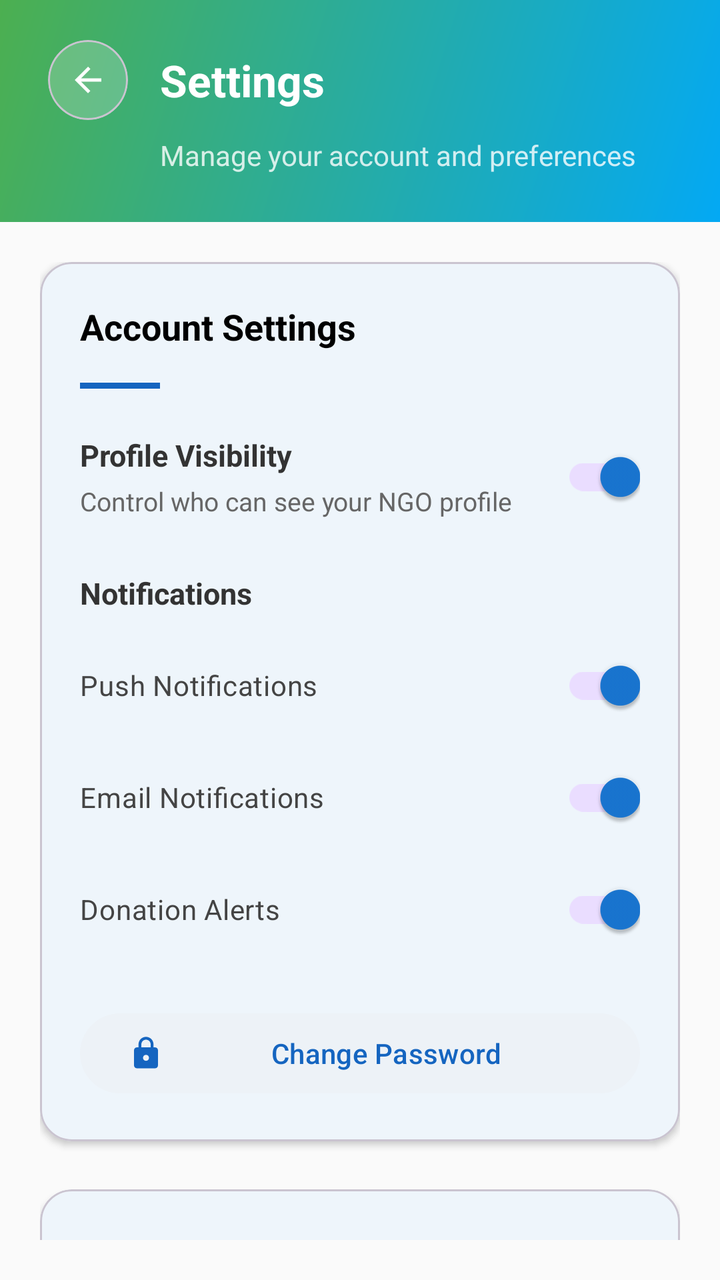
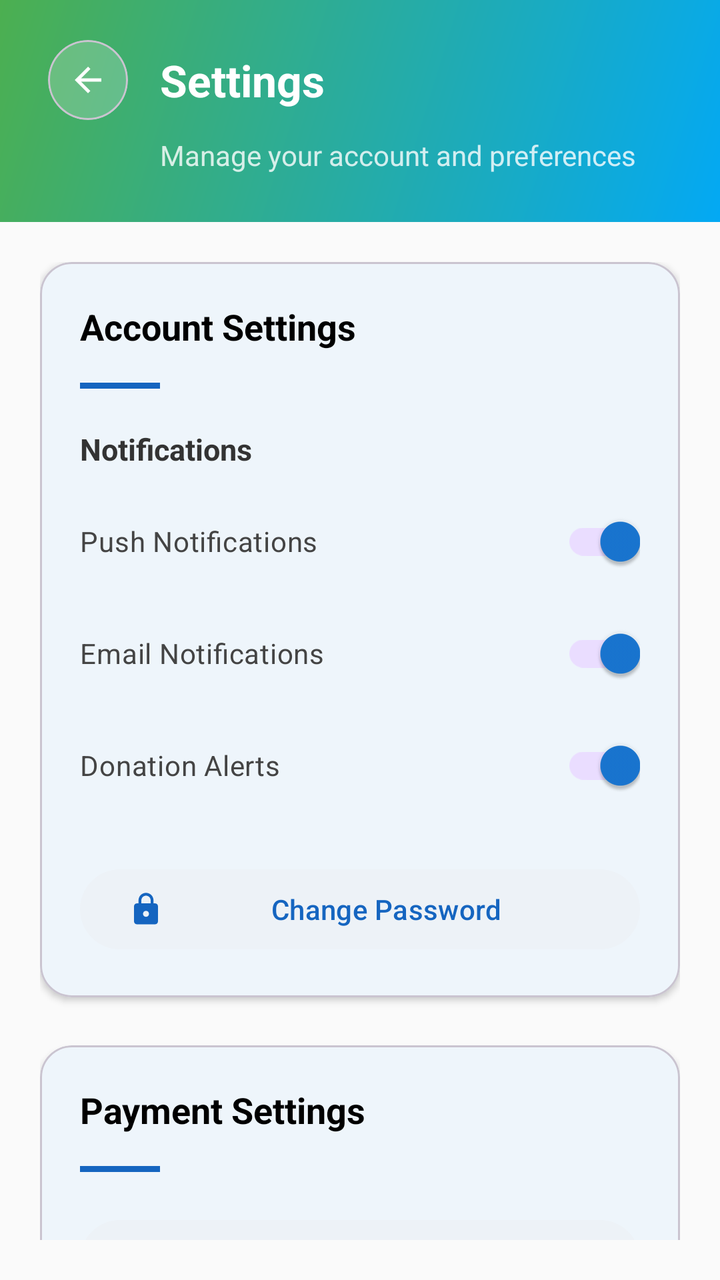

The first picture is an Android layout as it rendered before a commit; the second is the same layout after the commit. The layout source and the unified diff follow.
<!-- AndroidManifest.xml: application theme Theme.GiveEase -->
<!-- res/layout/fragment_ngo_settings.xml -->
<?xml version="1.0" encoding="utf-8"?>
<LinearLayout xmlns:android="http://schemas.android.com/apk/res/android"
    xmlns:app="http://schemas.android.com/apk/res-auto"
    android:layout_width="match_parent"
    android:layout_height="match_parent"
    android:orientation="vertical"
    android:background="@color/background">

    
    <LinearLayout
        android:layout_width="match_parent"
        android:layout_height="wrap_content"
        android:background="@drawable/home_header_gradient"
        android:orientation="vertical"
        android:paddingTop="20dp"
        android:paddingBottom="24dp"
        android:paddingHorizontal="24dp">

        <LinearLayout
            android:layout_width="match_parent"
            android:layout_height="wrap_content"
            android:orientation="horizontal"
            android:gravity="center_vertical"
            android:layout_marginBottom="8dp">

            <com.google.android.material.card.MaterialCardView
                android:id="@+id/btnBack"
                android:layout_width="40dp"
                android:layout_height="40dp"
                app:cardCornerRadius="20dp"
                app:cardElevation="0dp"
                app:cardBackgroundColor="#33FFFFFF"
                android:clickable="true"
                android:focusable="true">

                <ImageView
                    android:layout_width="20dp"
                    android:layout_height="20dp"
                    android:layout_gravity="center"
                    android:src="@drawable/ic_back"
                    app:tint="@android:color/white" />
            </com.google.android.material.card.MaterialCardView>

            <TextView
                android:layout_width="0dp"
                android:layout_height="wrap_content"
                android:layout_weight="1"
                android:text="Settings"
                android:textSize="22sp"
                android:textStyle="bold"
                android:textColor="@android:color/white"
                android:layout_marginStart="16dp"
                android:gravity="center_vertical" />
        </LinearLayout>

        <TextView
            android:layout_width="wrap_content"
            android:layout_height="wrap_content"
            android:text="Manage your account and preferences"
            android:textSize="14sp"
            android:textColor="@android:color/white"
            android:alpha="0.8"
            android:layout_marginStart="56dp" />
    </LinearLayout>

    
    <androidx.core.widget.NestedScrollView
        android:layout_width="match_parent"
        android:layout_height="0dp"
        android:layout_weight="1"
        android:fillViewport="true"
        android:padding="20dp">

        <LinearLayout
            android:layout_width="match_parent"
            android:layout_height="wrap_content"
            android:orientation="vertical">

            
            <com.google.android.material.card.MaterialCardView
                android:layout_width="match_parent"
                android:layout_height="wrap_content"
                app:cardCornerRadius="16dp"
                app:cardElevation="2dp"
                android:layout_marginBottom="24dp"
                app:cardBackgroundColor="@android:color/white">

                <LinearLayout
                    android:layout_width="match_parent"
                    android:layout_height="wrap_content"
                    android:orientation="vertical"
                    android:padding="20dp">

                    <TextView
                        android:layout_width="wrap_content"
                        android:layout_height="wrap_content"
                        android:text="Account Settings"
                        android:textSize="18sp"
                        android:textStyle="bold"
                        android:textColor="@android:color/black"
                        android:layout_marginBottom="16dp" />
                        
                    <View
                        android:layout_width="40dp"
                        android:layout_height="3dp"
                        android:layout_marginBottom="20dp"
                        android:background="#1565C0" />

                    
                    <LinearLayout
                        android:layout_width="match_parent"
                        android:layout_height="wrap_content"
                        android:orientation="horizontal"
                        android:gravity="center_vertical"
                        android:layout_marginBottom="24dp">

                        <LinearLayout
                            android:layout_width="0dp"
                            android:layout_height="wrap_content"
                            android:layout_weight="1"
                            android:orientation="vertical">

                            <TextView
                                android:layout_width="wrap_content"
                                android:layout_height="wrap_content"
                                android:text="Profile Visibility"
                                android:textSize="15sp"
                                android:textStyle="bold"
                                android:textColor="#333333"
                                android:layout_marginBottom="4dp" />

                            <TextView
                                android:layout_width="wrap_content"
                                android:layout_height="wrap_content"
                                android:text="Control who can see your NGO profile"
                                android:textSize="13sp"
                                android:textColor="#666666" />
                        </LinearLayout>

                        <com.google.android.material.switchmaterial.SwitchMaterial
                            android:id="@+id/switchProfileVisibility"
                            android:layout_width="wrap_content"
                            android:layout_height="wrap_content"
                            android:checked="true" />
                    </LinearLayout>

                    
                    <LinearLayout
                        android:layout_width="match_parent"
                        android:layout_height="wrap_content"
                        android:orientation="vertical"
                        android:layout_marginBottom="24dp">

                        <TextView
                            android:layout_width="wrap_content"
                            android:layout_height="wrap_content"
                            android:text="Notifications"
                            android:textSize="15sp"
                            android:textStyle="bold"
                            android:textColor="#333333"
                            android:layout_marginBottom="12dp" />

                        <com.google.android.material.switchmaterial.SwitchMaterial
                            android:id="@+id/switchPushNotifications"
                            android:layout_width="match_parent"
                            android:layout_height="wrap_content"
                            android:text="Push Notifications"
                            android:textColor="#444444"
                            android:textSize="14sp"
                            android:checked="true"
                            android:layout_marginBottom="8dp" />

                        <com.google.android.material.switchmaterial.SwitchMaterial
                            android:id="@+id/switchEmailNotifications"
                            android:layout_width="match_parent"
                            android:layout_height="wrap_content"
                            android:text="Email Notifications"
                            android:textColor="#444444"
                            android:textSize="14sp"
                            android:checked="true"
                            android:layout_marginBottom="8dp" />

                        <com.google.android.material.switchmaterial.SwitchMaterial
                            android:id="@+id/switchDonationAlerts"
                            android:layout_width="match_parent"
                            android:layout_height="wrap_content"
                            android:text="Donation Alerts"
                            android:textColor="#444444"
                            android:textSize="14sp"
                            android:checked="true" />
                    </LinearLayout>

                    
                    <com.google.android.material.button.MaterialButton
                        android:id="@+id/btnChangePassword"
                        style="@style/Widget.Material3.Button.TonalButton"
                        android:layout_width="match_parent"
                        android:layout_height="wrap_content"
                        android:text="Change Password"
                        android:textColor="#1565C0"
                        app:backgroundTint="#EDF2F7"
                        app:icon="@drawable/ic_lock"
                        app:iconTint="#1565C0" />
                </LinearLayout>
            </com.google.android.material.card.MaterialCardView>

            
            <com.google.android.material.card.MaterialCardView
                android:layout_width="match_parent"
                android:layout_height="wrap_content"
                app:cardCornerRadius="16dp"
                app:cardElevation="2dp"
                android:layout_marginBottom="24dp"
                app:cardBackgroundColor="@android:color/white">

                <LinearLayout
                    android:layout_width="match_parent"
                    android:layout_height="wrap_content"
                    android:orientation="vertical"
                    android:padding="20dp">

                    <TextView
                        android:layout_width="wrap_content"
                        android:layout_height="wrap_content"
                        android:text="Payment Settings"
                        android:textSize="18sp"
                        android:textStyle="bold"
                        android:textColor="@android:color/black"
                        android:layout_marginBottom="16dp" />
                        
                    <View
                        android:layout_width="40dp"
                        android:layout_height="3dp"
                        android:layout_marginBottom="20dp"
                        android:background="#1565C0" />

                    <com.google.android.material.button.MaterialButton
                        android:id="@+id/btnBankAccounts"
                        style="@style/Widget.Material3.Button.TonalButton"
                        android:layout_width="match_parent"
                        android:layout_height="wrap_content"
                        android:text="Manage Bank Accounts"
                        android:textColor="#1565C0"
                        app:backgroundTint="#EDF2F7"
                        app:icon="@drawable/ic_bank"
                        app:iconTint="#1565C0" />
                </LinearLayout>
            </com.google.android.material.card.MaterialCardView>

            
            <com.google.android.material.button.MaterialButton
                android:id="@+id/btnLogout"
                android:layout_width="match_parent"
                android:layout_height="56dp"
                android:layout_marginBottom="24dp"
                android:text="Logout"
                android:textSize="16sp"
                android:textStyle="bold"
                android:textColor="#D32F2F"
                app:backgroundTint="#FFEBEE"
                app:cornerRadius="16dp"
                app:icon="@drawable/ic_logout"
                app:iconTint="#D32F2F"
                app:iconGravity="textStart" />

            
            <com.google.android.material.card.MaterialCardView
                android:layout_width="match_parent"
                android:layout_height="wrap_content"
                app:cardCornerRadius="16dp"
                app:cardElevation="2dp"
                android:layout_marginBottom="40dp"
                app:cardBackgroundColor="@android:color/white">

                <LinearLayout
                    android:layout_width="match_parent"
                    android:layout_height="wrap_content"
                    android:orientation="vertical"
                    android:padding="20dp">

                    <TextView
                        android:layout_width="wrap_content"
                        android:layout_height="wrap_content"
                        android:text="Danger Zone"
                        android:textSize="18sp"
                        android:textStyle="bold"
                        android:textColor="#D32F2F"
                        android:layout_marginBottom="16dp" />
                        
                    <View
                        android:layout_width="40dp"
                        android:layout_height="3dp"
                        android:layout_marginBottom="20dp"
                        android:background="#D32F2F" />


                    <com.google.android.material.button.MaterialButton
                        android:id="@+id/btnDeleteAccount"
                        style="@style/Widget.Material3.Button.OutlinedButton"
                        android:layout_width="match_parent"
                        android:layout_height="wrap_content"
                        android:text="Delete Account"
                        android:textColor="#D32F2F"
                        app:strokeColor="#D32F2F"
                        app:icon="@drawable/ic_delete"
                        app:iconTint="#D32F2F" />
                </LinearLayout>
            </com.google.android.material.card.MaterialCardView>
        </LinearLayout>
    </androidx.core.widget.NestedScrollView>
</LinearLayout>
<!-- resources referenced by this layout -->
<resources>
  <color name="background">#FAFAFA</color>
  <!-- drawable home_header_gradient (drawable) -->
  <shape xmlns:android="http://schemas.android.com/apk/res/android">
      <gradient
          android:angle="135"
          android:startColor="@color/secondary"
          android:endColor="@color/primary"
          android:type="linear" />
  </shape>
  <!-- drawable ic_back (drawable) -->
  <vector xmlns:android="http://schemas.android.com/apk/res/android"
      android:width="24dp"
      android:height="24dp"
      android:viewportWidth="24"
      android:viewportHeight="24">
      <path
          android:fillColor="#FF000000"
          android:pathData="M20,11H7.83l5.59,-5.59L12,4l-8,8 8,8 1.41,-1.41L7.83,13H20v-2z"/>
  </vector>
  <!-- drawable ic_bank (drawable) -->
  <vector xmlns:android="http://schemas.android.com/apk/res/android"
      android:width="24dp"
      android:height="24dp"
      android:viewportWidth="24"
      android:viewportHeight="24">
      <path
          android:fillColor="#000000"
          android:pathData="M4,10h3v7h-3z"/>
      <path
          android:fillColor="#000000"
          android:pathData="M10.5,10h3v7h-3z"/>
      <path
          android:fillColor="#000000"
          android:pathData="M2,19h20v3h-20z"/>
      <path
          android:fillColor="#000000"
          android:pathData="M17,10h3v7h-3z"/>
      <path
          android:fillColor="#000000"
          android:pathData="M12,1l-10,5l0,2l20,0l0,-2z"/>
  </vector>
  <!-- drawable ic_delete (drawable) -->
  <vector xmlns:android="http://schemas.android.com/apk/res/android"
      android:width="24dp"
      android:height="24dp"
      android:viewportWidth="24"
      android:viewportHeight="24">
      <path
          android:fillColor="#FF000000"
          android:pathData="M6,19c0,1.1 0.9,2 2,2h8c1.1,0 2,-0.9 2,-2V7H6v12zM19,4h-3.5l-1,-1h-5l-1,1H5v2h14V4z"/>
  </vector>
  <!-- drawable ic_lock (drawable) -->
  <vector xmlns:android="http://schemas.android.com/apk/res/android"
      android:width="24dp"
      android:height="24dp"
      android:viewportWidth="24"
      android:viewportHeight="24">
      <path
          android:fillColor="#000000"
          android:pathData="M18,8h-1L17,6c0,-2.76 -2.24,-5 -5,-5S7,3.24 7,6v2L6,8c-1.1,0 -2,0.9 -2,2v10c0,1.1 0.9,2 2,2h12c1.1,0 2,-0.9 2,-2L20,10c0,-1.1 -0.9,-2 -2,-2zM12,17c-1.1,0 -2,-0.9 -2,-2s0.9,-2 2,-2 2,0.9 2,2 -0.9,2 -2,2zM15.1,8L8.9,8L8.9,6c0,-1.71 1.39,-3.1 3.1,-3.1 1.71,0 3.1,1.39 3.1,3.1v2z"/>
  </vector>
  <!-- drawable ic_logout (drawable) -->
  <vector xmlns:android="http://schemas.android.com/apk/res/android"
      android:width="24dp"
      android:height="24dp"
      android:viewportWidth="24"
      android:viewportHeight="24">
      <path
          android:fillColor="#000000"
          android:pathData="M17,7l-1.41,1.41L18.17,11H8v2h10.17l-2.58,2.58L17,17l5,-5zM4,5h8V3H4c-1.1,0 -2,0.9 -2,2v14c0,1.1 0.9,2 2,2h8v-2H4V5z"/>
  </vector>
  <style name="Theme.GiveEase" parent="Theme.Material3.Light.NoActionBar">
          
          <item name="colorPrimary">@color/primary_blue</item>
          <item name="colorOnPrimary">@color/white</item>
          <item name="colorSecondary">@color/teal_200</item>
          <item name="colorOnSecondary">@color/black</item>
  
          
          <item name="android:windowBackground">@color/background</item>
          <item name="colorSurface">@color/surface</item>
          <item name="colorOnSurface">@color/onSurface</item>
          <item name="colorOnBackground">@color/onBackground</item>
  
          
          <item name="android:statusBarColor" tools:targetApi="l">?attr/colorPrimary</item>
  
      </style>
  <color name="secondary">#03A9F4</color>
  <color name="primary">#4CAF50</color>
  <color name="primary_blue">#1976D2</color>
  <color name="white">#FFFFFFFF</color>
  <color name="teal_200">#FF03DAC5</color>
  <color name="black">#FF000000</color>
  <color name="surface">#FFFFFF</color>
  <color name="onSurface">#212121</color>
  <color name="onBackground">#212121</color>
</resources>

<!-- the commit's change to res/layout/fragment_ngo_settings.xml (unified diff, before → after) -->
@@ -106,43 +106,6 @@
                         android:layout_marginBottom="20dp"
                         android:background="#1565C0" />
 
-                    
-                    <LinearLayout
-                        android:layout_width="match_parent"
-                        android:layout_height="wrap_content"
-                        android:orientation="horizontal"
-                        android:gravity="center_vertical"
-                        android:layout_marginBottom="24dp">
-
-                        <LinearLayout
-                            android:layout_width="0dp"
-                            android:layout_height="wrap_content"
-                            android:layout_weight="1"
-                            android:orientation="vertical">
-
-                            <TextView
-                                android:layout_width="wrap_content"
-                                android:layout_height="wrap_content"
-                                android:text="Profile Visibility"
-                                android:textSize="15sp"
-                                android:textStyle="bold"
-                                android:textColor="#333333"
-                                android:layout_marginBottom="4dp" />
-
-                            <TextView
-                                android:layout_width="wrap_content"
-                                android:layout_height="wrap_content"
-                                android:text="Control who can see your NGO profile"
-                                android:textSize="13sp"
-                                android:textColor="#666666" />
-                        </LinearLayout>
-
-                        <com.google.android.material.switchmaterial.SwitchMaterial
-                            android:id="@+id/switchProfileVisibility"
-                            android:layout_width="wrap_content"
-                            android:layout_height="wrap_content"
-                            android:checked="true" />
-                    </LinearLayout>
 
                     
                     <LinearLayout
@@ -248,6 +211,50 @@
             </com.google.android.material.card.MaterialCardView>
 
             
+            <com.google.android.material.card.MaterialCardView
+                android:layout_width="match_parent"
+                android:layout_height="wrap_content"
+                app:cardCornerRadius="16dp"
+                app:cardElevation="2dp"
+                android:layout_marginBottom="40dp"
+                app:cardBackgroundColor="@android:color/white">
+
+                <LinearLayout
+                    android:layout_width="match_parent"
+                    android:layout_height="wrap_content"
+                    android:orientation="vertical"
+                    android:padding="20dp">
+
+                    <TextView
+                        android:layout_width="wrap_content"
+                        android:layout_height="wrap_content"
+                        android:text="Danger Zone"
+                        android:textSize="18sp"
+                        android:textStyle="bold"
+                        android:textColor="#D32F2F"
+                        android:layout_marginBottom="16dp" />
+                        
+                    <View
+                        android:layout_width="40dp"
+                        android:layout_height="3dp"
+                        android:layout_marginBottom="20dp"
+                        android:background="#D32F2F" />
+
+
+                    <com.google.android.material.button.MaterialButton
+                        android:id="@+id/btnDeleteAccount"
+                        style="@style/Widget.Material3.Button.OutlinedButton"
+                        android:layout_width="match_parent"
+                        android:layout_height="wrap_content"
+                        android:text="Delete Account"
+                        android:textColor="#D32F2F"
+                        app:strokeColor="#D32F2F"
+                        app:icon="@drawable/ic_delete"
+                        app:iconTint="#D32F2F" />
+                </LinearLayout>
+            </com.google.android.material.card.MaterialCardView>
+
+            
             <com.google.android.material.button.MaterialButton
                 android:id="@+id/btnLogout"
                 android:layout_width="match_parent"
@@ -263,49 +270,6 @@
                 app:iconTint="#D32F2F"
                 app:iconGravity="textStart" />
 
-            
-            <com.google.android.material.card.MaterialCardView
-                android:layout_width="match_parent"
-                android:layout_height="wrap_content"
-                app:cardCornerRadius="16dp"
-                app:cardElevation="2dp"
-                android:layout_marginBottom="40dp"
-                app:cardBackgroundColor="@android:color/white">
-
-                <LinearLayout
-                    android:layout_width="match_parent"
-                    android:layout_height="wrap_content"
-                    android:orientation="vertical"
-                    android:padding="20dp">
-
-                    <TextView
-                        android:layout_width="wrap_content"
-                        android:layout_height="wrap_content"
-                        android:text="Danger Zone"
-                        android:textSize="18sp"
-                        android:textStyle="bold"
-                        android:textColor="#D32F2F"
-                        android:layout_marginBottom="16dp" />
-                        
-                    <View
-                        android:layout_width="40dp"
-                        android:layout_height="3dp"
-                        android:layout_marginBottom="20dp"
-                        android:background="#D32F2F" />
-
-
-                    <com.google.android.material.button.MaterialButton
-                        android:id="@+id/btnDeleteAccount"
-                        style="@style/Widget.Material3.Button.OutlinedButton"
-                        android:layout_width="match_parent"
-                        android:layout_height="wrap_content"
-                        android:text="Delete Account"
-                        android:textColor="#D32F2F"
-                        app:strokeColor="#D32F2F"
-                        app:icon="@drawable/ic_delete"
-                        app:iconTint="#D32F2F" />
-                </LinearLayout>
-            </com.google.android.material.card.MaterialCardView>
         </LinearLayout>
     </androidx.core.widget.NestedScrollView>
 </LinearLayout>
